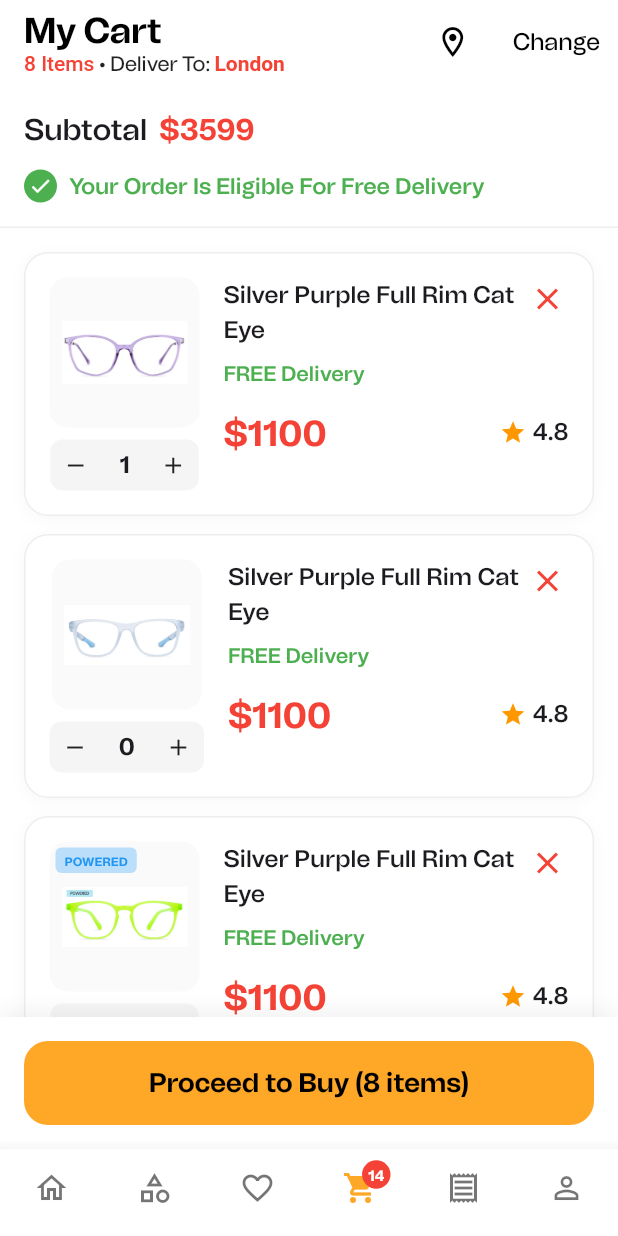
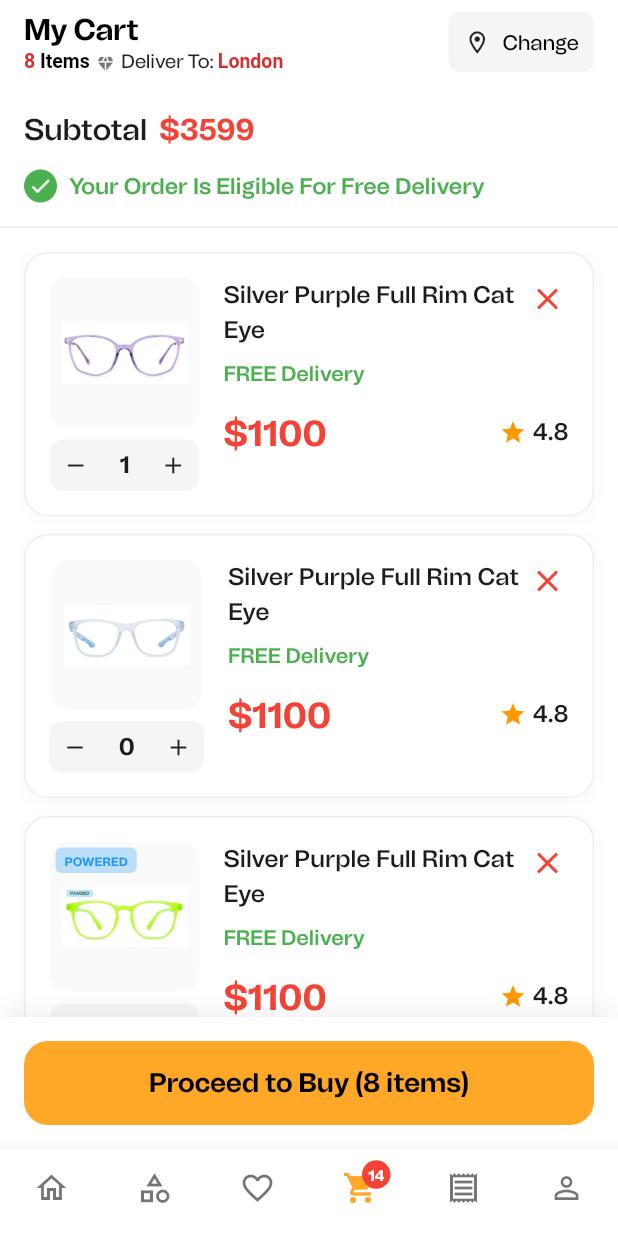
Before and after one commit to karentresyalaba/mvs_kelompok_responsi, a Flutter app: the CartPage screen opened by its route, on a phone screen of 412 x 824 dp. Run offline on Flutter 3.47's test engine with Material 3 defaults, Android fonts, the light colour scheme and no system bars; our stand-ins replace badges.

Commit message:
Update UI cart page (ubah warna simbol ♦ jadi hitam dan perbaikan minor)

```diff
--- a/lib/main.dart
+++ b/lib/main.dart
@@ -31,6 +31,8 @@ import 'screens/cart/cart_page.dart';import 'screens/wishlist/wishlist_page.dart
 import 'screens/cart/cart_page.dart';import 'screens/wishlist/wishlist_page.dart';
 import 'screens/cart/cart_page.dart';import 'screens/wishlist/wishlist_page.dart';
 import 'screens/cart/cart_page.dart';
+import 'screens/orders/orders_page.dart';
+import 'screens/profile/profile_page.dart';
 
 
 void main() {
@@ -71,6 +73,10 @@ class MyApp extends StatelessWidget {
         // Tambahin di bagian routes di main.dart kelompok
         '/wishlist': (context) => const WishlistPage(),
         '/cart': (context) => const CartPage(),
+        '/orders': (context) => const OrdersPage(),
+        '/profile': (context) => const ProfilePage(),
+
+
 
 
 
--- a/lib/screens/cart/cart_page.dart
+++ b/lib/screens/cart/cart_page.dart
@@ -92,6 +92,7 @@ class _CartPageState extends State<CartPage> {
         backgroundColor: Colors.white,
         elevation: 0,
         automaticallyImplyLeading: false,
+        centerTitle: false,
         titleSpacing: 16,
         title: Column(
           crossAxisAlignment: CrossAxisAlignment.start,
@@ -100,29 +101,61 @@ class _CartPageState extends State<CartPage> {
               'My Cart',
               style: TextStyle(
                 color: Colors.black,
-                fontSize: 24,
+                fontSize: 20,
                 fontWeight: FontWeight.bold,
                 fontFamily: 'TomatoGrotesk',
               ),
             ),
+            const SizedBox(height: 2),
             RichText(
               text: TextSpan(
                 style: const TextStyle(
-                  fontSize: 14,
+                  fontSize: 13,
                   fontWeight: FontWeight.w500,
                   color: Colors.black87,
                   fontFamily: 'TomatoGrotesk',
                 ),
                 children: [
                   TextSpan(
-                    text: '${cartItems.length} Items',
-                    style: const TextStyle(color: Colors.red),
+                    children: [
+                      TextSpan(
+                        text: '8 ',
+                        style: TextStyle(
+                          color: Colors.red.shade700, // angka tetap merah
+                          fontWeight: FontWeight.w600,
                         ),
-                  const TextSpan(text: ' • Deliver To: '),
-                  const TextSpan(
+                      ),
+                      TextSpan(
+                        text: 'Items',
+                        style: TextStyle(
+                          color: Colors.black, // kata "Items" jadi hitam
+                          fontWeight: FontWeight.w600,
+                        ),
+                      ),
+                    ],
+                  ),
+                  const WidgetSpan(
+                    child: Padding(
+                      padding: EdgeInsets.symmetric(horizontal: 4),
+                      child: Icon(
+                        Icons.diamond, // ganti jadi diamond
+                        size: 13, // sedikit lebih besar biar jelas
+                        color: Colors.black54,
+                      ),
+                    ),
+                  ),
+
+
+
+
+
+
+
+                  const TextSpan(text: 'Deliver To: '),
+                  TextSpan(
                     text: 'London',
                     style: TextStyle(
-                      color: Colors.red,
+                      color: Colors.red.shade700,
                       fontWeight: FontWeight.bold,
                     ),
                   ),
@@ -131,13 +164,16 @@ class _CartPageState extends State<CartPage> {
             ),
           ],
         ),
-        centerTitle: false,
         actions: [
-          IconButton(
-            icon: const Icon(
-              Icons.location_on_outlined,
-              color: Colors.black,
-              size: 24,
+          Padding(
+            padding: const EdgeInsets.only(right: 16),
+            child: TextButton.icon(
+              style: TextButton.styleFrom(
+                backgroundColor: Colors.grey.shade100,
+                shape: RoundedRectangleBorder(
+                  borderRadius: BorderRadius.circular(8),
+                ),
+                padding: const EdgeInsets.symmetric(horizontal: 10, vertical: 6),
               ),
               onPressed: () {
                 Navigator.push(
@@ -147,29 +183,25 @@ class _CartPageState extends State<CartPage> {
                   ),
                 );
               },
+              icon: const Icon(
+                Icons.location_on_outlined,
+                color: Colors.black87,
+                size: 18,
               ),
-          const SizedBox(width: 4),
-          TextButton(
-            onPressed: () {
-              Navigator.push(
-                context,
-                MaterialPageRoute(
-                  builder: (context) => const AddDeliveryAddressPage(),
-                ),
-              );
-            },
-            child: const Text(
+              label: const Text(
                 'Change',
                 style: TextStyle(
                   color: Colors.black,
-                fontSize: 16,
+                  fontSize: 14,
                   fontWeight: FontWeight.w500,
                   fontFamily: 'TomatoGrotesk',
                 ),
               ),
             ),
+          ),
         ],
       ),
+
       body: cartItems.isEmpty
           ? Center(
         child: Column(
```
Also changed, not shown: lib/widgets/custom/custom_bottom_nav.dart (+68 -23 lines). Lines whose indentation alone changed are shown as unchanged.
